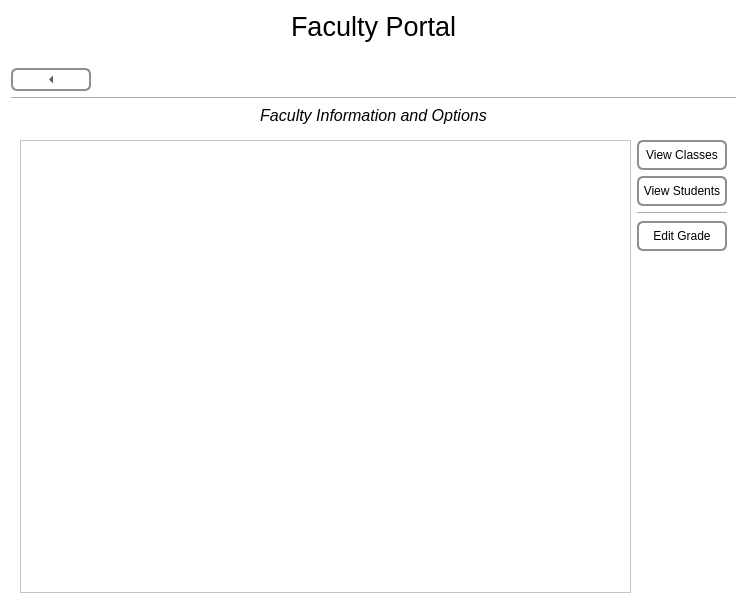
Old version of the form Form Files/facultyView.ui in the repository alixabahena/SIMS.
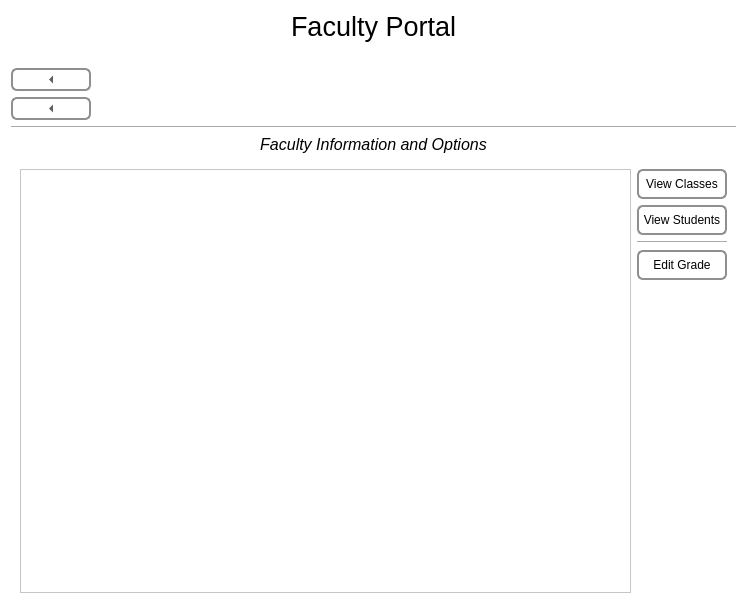
New version of the form. The open tabs and pages were chosen to show the change. Icons and pictures are not drawn.

Commit message: The back button in faculty manage classes now goes back one step

```diff
--- a/Form Files/facultyView.ui
+++ b/Form Files/facultyView.ui
@@ -103,6 +103,59 @@
        </property>
       </widget>
      </item>
+     <item>
+      <widget class="QToolButton" name="returnViewClassesButton">
+       <property name="minimumSize">
+        <size>
+         <width>80</width>
+         <height>20</height>
+        </size>
+       </property>
+       <property name="toolTip">
+        <string>&lt;html&gt;&lt;head/&gt;&lt;body&gt;&lt;p&gt;Goes back to View Classes.&lt;/p&gt;&lt;/body&gt;&lt;/html&gt;</string>
+       </property>
+       <property name="styleSheet">
+        <string notr="true">QToolButton { /* all types of tool button */
+    border: 2px solid #8f8f91;
+    border-radius: 6px;
+    background-color: qlineargradient(x1: 0, y1: 0, x2: 0, y2: 1,
+                                      stop: 0 #f6f7fa, stop: 1 #dadbde);
+}
+
+QToolButton[popupMode=&quot;1&quot;] { /* only for MenuButtonPopup */
+    padding-right: 20px; /* make way for the popup button */
+}
+
+QToolButton:pressed {
+    background-color: qlineargradient(x1: 0, y1: 0, x2: 0, y2: 1,
+                                      stop: 0 #dadbde, stop: 1 #f6f7fa);
+}
+
+/* the subcontrols below are used only in the MenuButtonPopup mode */
+QToolButton::menu-button {
+    border: 2px solid gray;
+    border-top-right-radius: 6px;
+    border-bottom-right-radius: 6px;
+    /* 16px width + 4px for border = 20px allocated above */
+    width: 16px;
+}
+
+QToolButton::menu-arrow {
+    image: url(downarrow.png);
+}
+
+QToolButton::menu-arrow:open {
+    top: 1px; left: 1px; /* shift it a bit */
+}</string>
+       </property>
+       <property name="text">
+        <string>...</string>
+       </property>
+       <property name="arrowType">
+        <enum>Qt::LeftArrow</enum>
+       </property>
+      </widget>
+     </item>
      <item>
       <widget class="Line" name="line_2">
        <property name="orientation">
```
Left out of the diff: 21 changed lines with no effect on the pictures. The commit also changes 2 other files.
